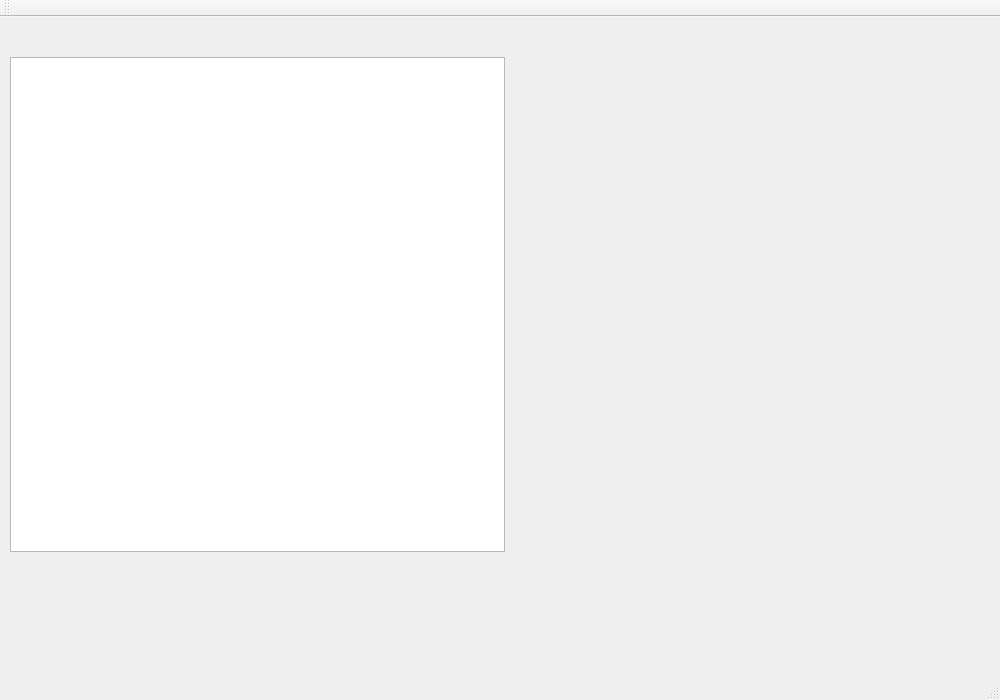
Above: 3-semester/TanksGame/Tanks/mainwindow.ui from kbatoev/SpbSU-Homeworks before the change. Below: the same form after it.
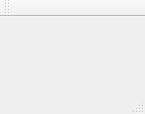
That is the form after the change.

The edit to the form file:
```diff
--- a/3-semester/TanksGame/Tanks/mainwindow.ui
+++ b/3-semester/TanksGame/Tanks/mainwindow.ui
@@ -6,30 +6,14 @@
    <rect>
     <x>0</x>
     <y>0</y>
-    <width>1000</width>
-    <height>700</height>
+    <width>145</width>
+    <height>114</height>
    </rect>
   </property>
   <property name="windowTitle">
    <string>MainWindow</string>
   </property>
-  <widget class="QWidget" name="centralWidget">
-   <widget class="QGraphicsView" name="graphicsView">
-    <property name="geometry">
-     <rect>
-      <x>10</x>
-      <y>40</y>
-      <width>495</width>
-      <height>495</height>
-     </rect>
-    </property>
-    <property name="font">
-     <font>
-      <pointsize>11</pointsize>
-     </font>
-    </property>
-   </widget>
-  </widget>
+  <widget class="QWidget" name="centralWidget"/>
   <widget class="QMenuBar" name="menuBar">
    <property name="geometry">
     <rect>
```
Left out of the diff: 2 changed lines with no effect on the pictures.
